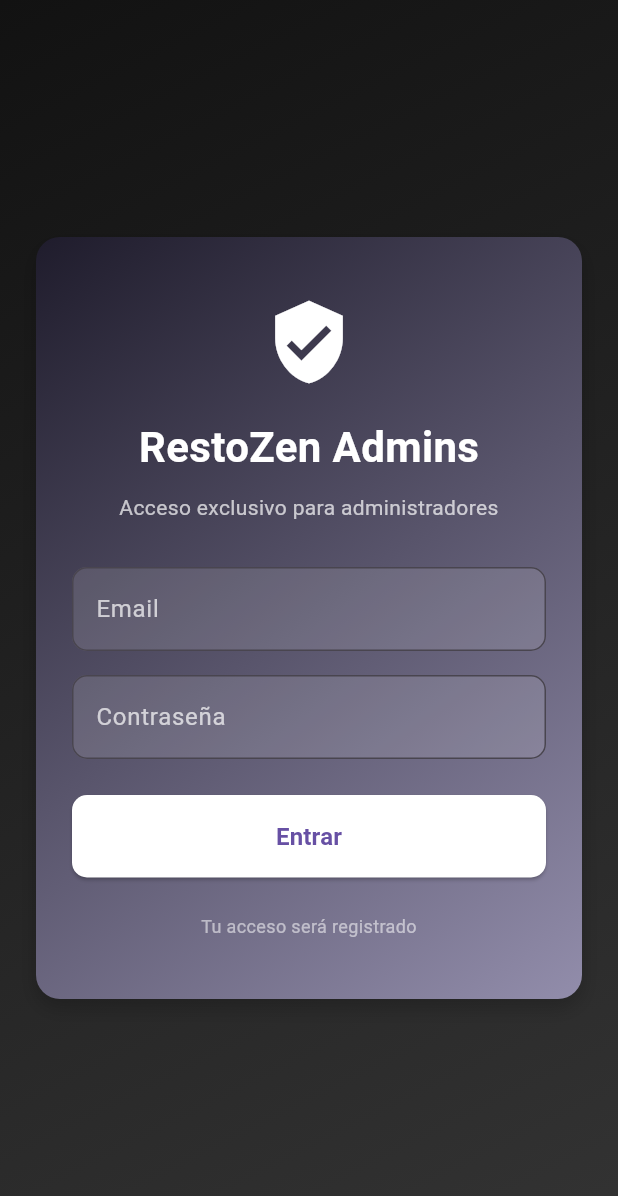
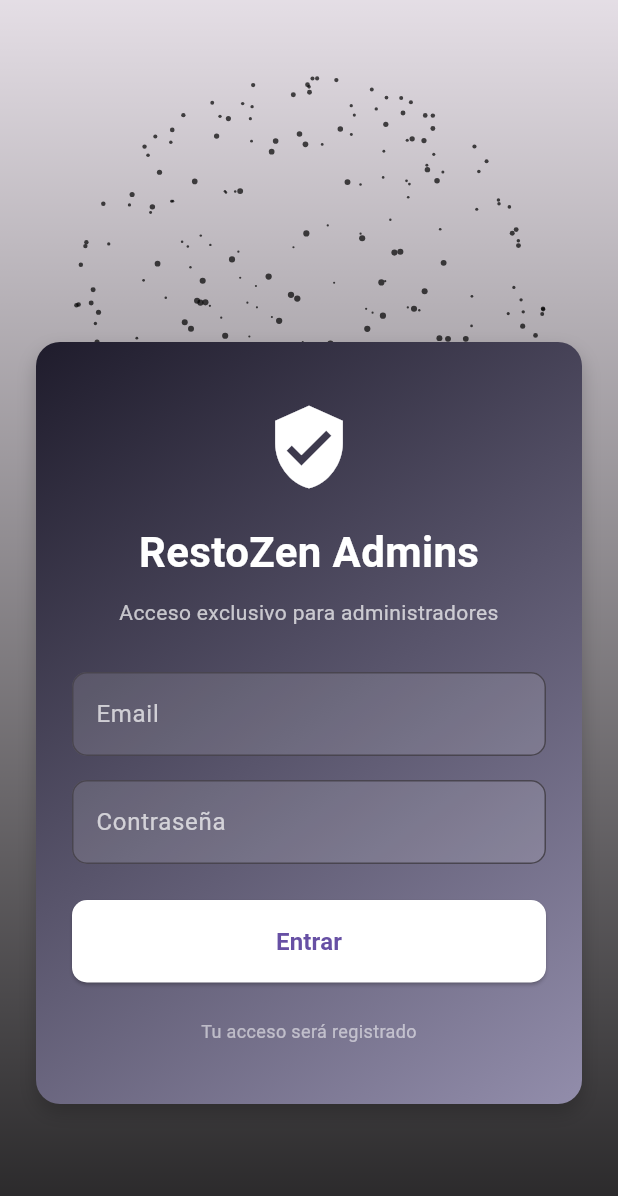
Before and after one commit to Arielmarinvaldes/resto-zen-admin, a Flutter app: the screen it shows after launch, on a phone screen of 412 x 824 dp. Shown: the top 1196 px of the screen. Run offline on Flutter 3.47's test engine with Material 3 defaults, Android fonts, the phone set to English and light mode, and no system bars; our stand-ins replace cloud_firestore, dio, firebase_auth, firebase_core, firebase_messaging, open_file; missing offline and left inert: android_intent_plus; accounts and stored records are empty; network calls fail.

Commit message:
added sfere 3D in login screen

```diff
--- a/lib/presentation/screens/login_screen.dart
+++ b/lib/presentation/screens/login_screen.dart
@@ -1,5 +1,6 @@
 import 'dart:convert';
 import 'dart:io';
+import 'package:cloud_firestore/cloud_firestore.dart';
 import 'package:android_intent_plus/android_intent.dart';
 import 'package:flutter/material.dart';
 import 'package:firebase_auth/firebase_auth.dart';
@@ -11,6 +12,8 @@ import 'package:path_provider/path_provider.dart';
 import 'package:open_file/open_file.dart';
 import 'package:android_intent_plus/flag.dart';
 import 'package:url_launcher/url_launcher.dart';
+import 'package:admin_restozen/widgets/sphere_3d_view.dart'; // Ajusta el path si es necesario
+
 
 final String _appVersion = '1.0.3'; // Actualízala manualmente cuando subas nueva versión
 
@@ -24,6 +27,8 @@ class LoginScreen extends StatefulWidget {
 class _LoginScreenState extends State<LoginScreen> {
   final TextEditingController emailCtrl = TextEditingController();
   final TextEditingController passCtrl = TextEditingController();
+  List<int> highlightedIndices = [];
+
 
   bool loading = false;
   String? error;
@@ -31,7 +36,29 @@ class _LoginScreenState extends State<LoginScreen> {
   @override
   void initState() {
     super.initState();
+    _loadRestaurantIndices();
     Future.microtask(() => _checkForUpdates());
+  }
+
+  Future<void> _loadRestaurantIndices() async {
+    try {
+      final snapshot = await FirebaseFirestore.instance.collection('restaurants').get();
+      final indices = List.generate(snapshot.docs.length, (index) => index % 300)
+          .toSet()
+          .toList();
+      print("📋 Documentos encontrados: ${snapshot.docs.map((doc) => doc.id).toList()}");
+      // ✅ CORRECCIÓN: Asignar 'indices' a 'highlightedIndices'
+      setState(() {
+        highlightedIndices = indices;
+      });
+
+      // Ahora los logs mostrarán los datos correctos
+      print("🔍 Índices resaltados: $highlightedIndices");
+      print("Total: ${highlightedIndices.length}");
+
+    } catch (e) {
+      print('Error al cargar restaurantes: $e');
+    }
   }
 
   Future<void> _requestNotificationPermissions() async {
@@ -656,17 +683,46 @@ class _LoginScreenState extends State<LoginScreen> {
   @override
   Widget build(BuildContext context) {
     return Scaffold(
-      body: Container(
-        decoration: const BoxDecoration(
+      body: SizedBox.expand(
+        child: Stack(
+          children: [
+            // Fondo con la esfera arriba
+            Positioned(
+              top: 0,
+              left: 0,
+              right: 0,
+              child: SizedBox(
+                height: 250,
+                child: Sphere3DView(
+                  highlightedIndices: highlightedIndices,
+                  pointCount: 300,
+                  pointSize: 1.4,
+                ),
+              ),
+            ),
+
+            // Capa oscura
+            Positioned.fill(
+              child: Container(
+                decoration: BoxDecoration(
                   gradient: LinearGradient(
                     colors: [
-              Color(0xFF121212),
-              Color(0xFF333333),
+                      Colors.black.withOpacity(0.1),  // ✅ Reducido de 0.6 a 0.3
+                      Colors.black.withOpacity(0.85),  // ✅ Reducido de 0.85 a 0.6
                     ],
-            begin: Alignment.topLeft,
-            end: Alignment.bottomRight,
+                    begin: Alignment.topCenter,
+                    end: Alignment.bottomCenter,
                   ),
                 ),
+              ),
+            ),
+
+            // Contenido centrado verticalmente pero más abajo
+            SafeArea(
+              child: Column(
+                children: [
+                  const SizedBox(height: 140), // Separación desde arriba
+                  Expanded(
                     child: Center(
                       child: SingleChildScrollView(
                         child: Container(
@@ -780,6 +836,12 @@ class _LoginScreenState extends State<LoginScreen> {
                       ),
                     ),
                   ),
+                ],
+              ),
+            ),
+          ],
+        ),
+      ),
     );
   }
 }
--- /dev/null
+++ b/lib/widgets/sphere_3d_view.dart
@@ -0,0 +1,161 @@
+import 'package:flutter/material.dart';
+import 'dart:math';
+
+// Punto 3D simple
+class Point3D {
+  final double x, y, z;
+  Point3D(this.x, this.y, this.z);
+}
+
+class Sphere3DView extends StatefulWidget {
+  final List<int> highlightedIndices;
+  final int pointCount;
+  final double pointSize;
+
+  const Sphere3DView({
+    Key? key,
+    required this.highlightedIndices,
+    this.pointCount = 300,
+    this.pointSize = 2.0,
+  }) : super(key: key);
+
+  @override
+  _Sphere3DViewState createState() => _Sphere3DViewState();
+}
+
+class _Sphere3DViewState extends State<Sphere3DView>
+    with SingleTickerProviderStateMixin {
+  late List<Point3D> points;
+  late AnimationController _controller;
+  double rotationAngle = 0;
+
+  @override
+  void initState() {
+    super.initState();
+    points = _generatePoints(widget.pointCount);
+    _controller = AnimationController(vsync: this, duration: const Duration(seconds: 30))
+      ..repeat();
+
+    _controller.addListener(() {
+      setState(() {
+        rotationAngle += 0.01;
+      });
+    });
+  }
+
+  @override
+  void didUpdateWidget(covariant Sphere3DView oldWidget) {
+    super.didUpdateWidget(oldWidget);
+    if (oldWidget.highlightedIndices != widget.highlightedIndices) {
+      setState(() {});
+    }
+  }
+
+  @override
+  void dispose() {
+    _controller.dispose();
+    super.dispose();
+  }
+
+  List<Point3D> _generatePoints(int count) {
+    final List<Point3D> points = [];
+    final Random rng = Random();
+
+    for (int i = 0; i < count; i++) {
+      final theta = rng.nextDouble() * 2 * pi;
+      final phi = acos(2 * rng.nextDouble() - 1);
+      final x = sin(phi) * cos(theta);
+      final y = sin(phi) * sin(theta);
+      final z = cos(phi);
+      points.add(Point3D(x, y, z));
+    }
+
+    return points;
+  }
+
+  @override
+  Widget build(BuildContext context) {
+    return CustomPaint(
+      painter: Sphere3DPainter(
+        points: points,
+        rotationAngle: rotationAngle,
+        highlightedIndices: widget.highlightedIndices,
+        pointSize: widget.pointSize,
+      ),
+      child: Container(
+        height: 250,
+        width: double.infinity,
+      ),
+    );
+  }
+}
+
+class Sphere3DPainter extends CustomPainter {
+  final List<Point3D> points;
+  final double rotationAngle;
+  final List<int> highlightedIndices;
+  final double pointSize;
+
+  Sphere3DPainter({
+    required this.points,
+    required this.rotationAngle,
+    required this.highlightedIndices,
+    required this.pointSize,
+  });
+
+  @override
+  void paint(Canvas canvas, Size size) {
+    final radius = min(size.width, size.height) / 1.6;
+    canvas.translate(size.width / 2, size.height / 1.2);
+
+    // Contadores para debug
+    int puntosVerdes = 0;
+    int puntosBlancos = 0;
+
+    for (int i = 0; i < points.length; i++) {
+      final point = points[i];
+
+      // Rotación en eje Z
+      final rotatedX = point.x * cos(rotationAngle) - point.z * sin(rotationAngle);
+      final rotatedZ = point.x * sin(rotationAngle) + point.z * cos(rotationAngle);
+
+      final screenX = rotatedX * radius;
+      final screenY = point.y * radius;
+
+      // Perspectiva (usada para tamaño y opacidad)
+      final perspective = (rotatedZ + 1) / 2;
+
+      final isHighlighted = highlightedIndices.contains(i);
+
+      // Colores más visibles para debug
+      final color = isHighlighted
+          ? Colors.green.withOpacity(0.9)  // Verde más visible
+          : Colors.black.withOpacity(0.7); // Blanco más visible
+
+      final paint = Paint()
+        ..color = color
+        ..style = PaintingStyle.fill;
+
+      // Tamaño ligeramente mayor para los puntos verdes
+      final baseSize = isHighlighted ? pointSize * 1.5 : pointSize;
+      final visualSize = baseSize * (0.5 + perspective);
+
+      canvas.drawCircle(Offset(screenX, screenY), visualSize, paint);
+
+      // Contar para debug
+      if (isHighlighted) {
+        puntosVerdes++;
+      } else {
+        puntosBlancos++;
+      }
+    }
+
+    // Debug: imprimir contadores cada cierto tiempo
+    if (rotationAngle % (pi / 4) < 0.1) { // Cada 45 grados aproximadamente
+      print("🎨 Renderizado: $puntosVerdes verdes, $puntosBlancos blancos");
+    }
+  }
+
+  @override
+  bool shouldRepaint(covariant CustomPainter oldDelegate) => true;
+}
```
Lines whose indentation alone changed are shown as unchanged.
